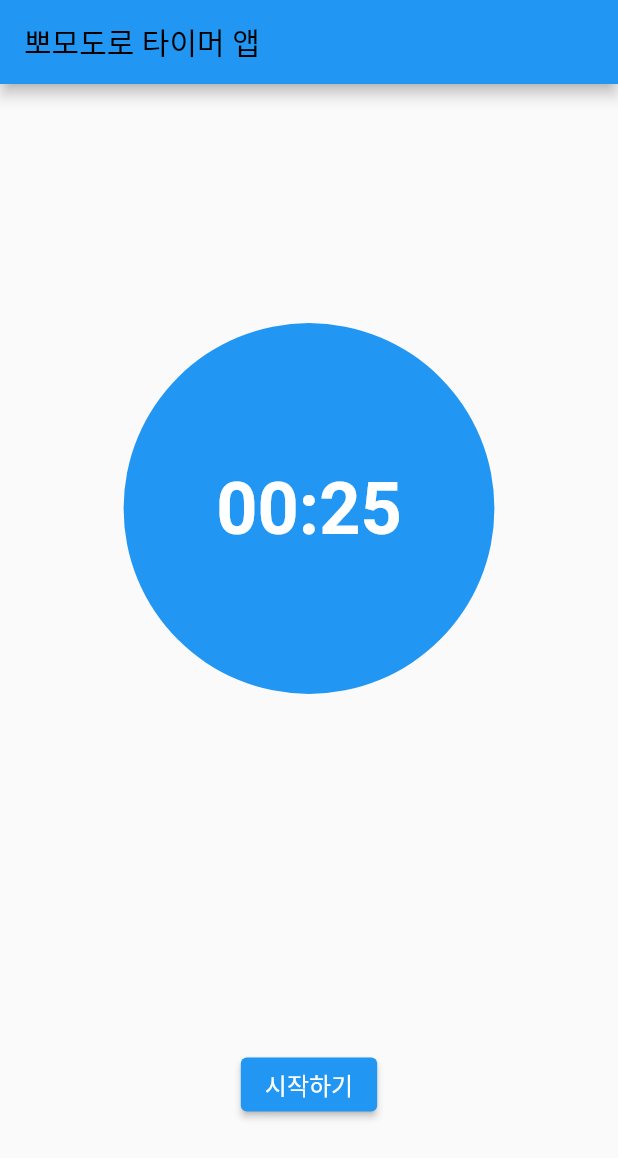
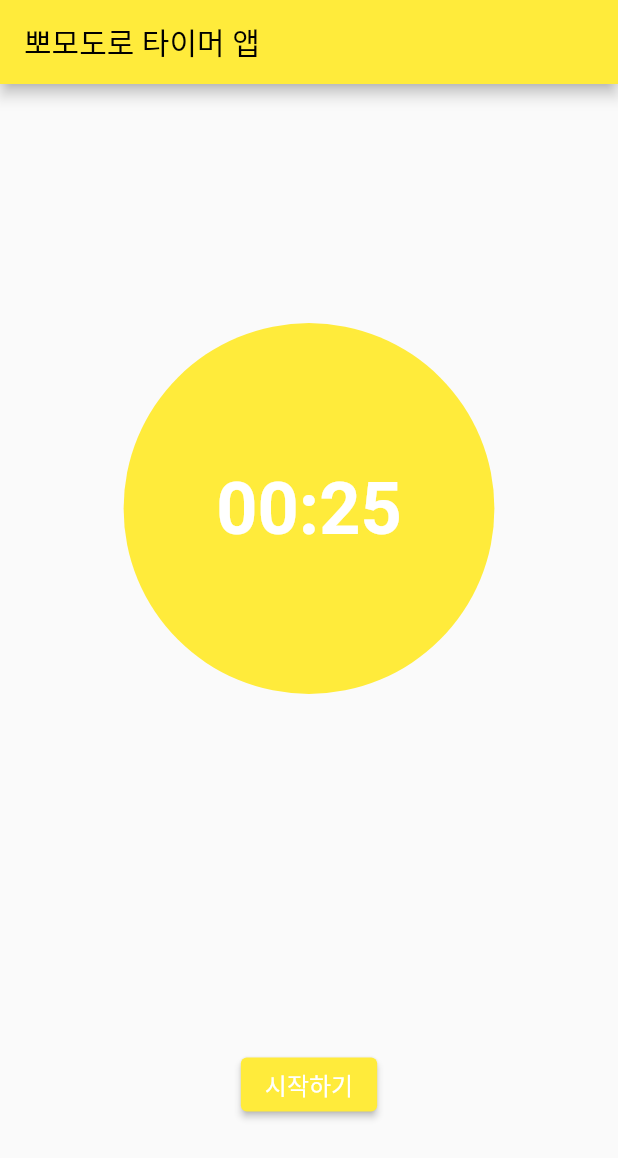
Before and after one commit to imiswest/Flutter_timer, a Flutter app: the screen it shows after launch, on a phone screen of 412 x 824 dp. Shown: the top 1158 px of the screen. Run offline on Flutter 3.47's test engine with Material 2 defaults, Android fonts, the phone set to English and light mode, and no system bars; our stand-ins replace fluttertoast, sprintf.

Commit message:
review 완료

```diff
--- a/lib/main.dart
+++ b/lib/main.dart
@@ -12,7 +12,7 @@ class MyApp extends StatelessWidget {
     return MaterialApp(
       title: 'Flutter Demo',
       theme: ThemeData(
-        primarySwatch: Colors.yellow,
+        primarySwatch: Colors.amber,
       ),
       home: TimerScreen(),
     );
--- a/lib/screens/timer_screen.dart
+++ b/lib/screens/timer_screen.dart
@@ -1,34 +1,26 @@
 import 'dart:async';
 import 'package:flutter/material.dart';
+import 'package:fluttertoast/fluttertoast.dart';
 import 'package:sprintf/sprintf.dart';
-import 'package:fluttertoast/fluttertoast.dart';
 
-///상태란? 화면에 나타나는 변수 중 지속적으로 변하는 데이터
 
-enum TimerStatus {
-  running,
-  paused,
-  stopped,
-  resting
-} //TimerStatus라는 자료형이 가질 수 있는 값들을 정의
+enum TimerStatus {running, paused, stopped, resting}
 
 class TimerScreen extends StatefulWidget {
   _TimerScreenState createState() => _TimerScreenState();
-  // StatefulWidget 클래스 내에서는 createState()라는 메서드 사용. 내부에서 사용할 State를 생성.
-  // createState를 통해 상태를 생성
 }
 
-/// <삼항연산자>  조건 ? 참일때 실행할 문장 : 거짓일때 실행할 문장
-
 class _TimerScreenState extends State<TimerScreen> {
-  //State(플러터 자체 내부 클래스)를 상속하는 클래스
-  ///변수 3개 ; 타이머의 시간 / 타이머의 상태(Status) / 뽀모도로의 개수
   static const WORK_SECONDS = 25;
   static const REST_SECONDS = 5;
 
-  late TimerStatus _timerStatus; //late는 초기값을 설정해야하는 변수의 초기화를 나중에 하겠다는 키워드
+  late TimerStatus _timerStatus;
   late int _timer;
   late int _pomodoroCount;
+
+  String secondsToString(int seconds) {
+    return sprintf('%02d:%02d', [seconds ~/ 60, seconds % 60]);
+  }
 
   @override
   void initState() {
@@ -39,13 +31,8 @@ class _TimerScreenState extends State<TimerScreen> {
     _pomodoroCount = 0;
   }
 
-  String secondsToString(int seconds) {
-    return sprintf('%02d:%02d', [seconds ~/ 60, seconds % 60]);
-  }
-
-  ///이벤트 5개 ; 메서드의 형태로 구현
+  //이벤트 5개
   void run() {
-    //이벤트1
     setState(() {
       _timerStatus = TimerStatus.running;
       print('[=>]' + _timerStatus.toString());
@@ -54,40 +41,36 @@ class _TimerScreenState extends State<TimerScreen> {
   }
 
   void rest() {
-    //이벤트2
     setState(() {
+      _timerStatus = TimerStatus.resting;
       _timer = REST_SECONDS;
-      _timerStatus = TimerStatus.resting;
       print('[=>]' + _timerStatus.toString());
     });
   }
 
   void pause() {
-    //이벤트3
     setState(() {
       _timerStatus = TimerStatus.paused;
-      print("[=>]" + _timerStatus.toString());
+      print('[=>]' + _timerStatus.toString());
     });
   }
 
   void resume() {
-    //이벤트4
     setState(() {
       run();
     });
   }
 
   void stop() {
-    //이벤트5
     setState(() {
+      _timerStatus = TimerStatus.stopped;
       _timer = WORK_SECONDS;
-      _timerStatus = TimerStatus.stopped;
       print('[=>]' + _timerStatus.toString());
     });
   }
 
   void runTimer() async {
-    Timer.periodic(Duration(seconds: 1), (Timer t) {
+    Timer.periodic(Duration(seconds: 1), (Timer t){
       switch (_timerStatus) {
         case TimerStatus.paused:
           t.cancel();
@@ -135,7 +118,6 @@ class _TimerScreenState extends State<TimerScreen> {
         textColor: Colors.white,
         fontSize: 16.0);
   }
-
   @override
   Widget build(BuildContext context) {
     final List<Widget> _runningButtons = [
@@ -145,7 +127,7 @@ class _TimerScreenState extends State<TimerScreen> {
           //일시정지 중? 계속하기 : 일시정지
           style: TextStyle(color: Colors.white, fontSize: 16),
         ),
-        style: ElevatedButton.styleFrom(primary: Colors.blue),
+        style: ElevatedButton.styleFrom(primary: Colors.yellow),
         onPressed: _timerStatus == TimerStatus.paused ? resume : pause,
       ),
       Padding(padding: EdgeInsets.all(20)),
@@ -168,7 +150,7 @@ class _TimerScreenState extends State<TimerScreen> {
         style: ElevatedButton.styleFrom(
           backgroundColor: _timerStatus == TimerStatus.resting
               ? Colors.green
-              : Colors.blue, //휴식중? 녹색 : 파란색
+              : Colors.yellow, //휴식중? 녹색 : 파란색
         ),
         onPressed: run,
       )
@@ -178,7 +160,7 @@ class _TimerScreenState extends State<TimerScreen> {
       appBar: AppBar(
         title: Text('뽀모도로 타이머 앱'),
         backgroundColor:
-            _timerStatus == TimerStatus.resting ? Colors.green : Colors.blue,
+        _timerStatus == TimerStatus.resting ? Colors.green : Colors.yellow,
       ),
       body: Column(
         mainAxisAlignment: MainAxisAlignment.spaceAround,
@@ -200,7 +182,7 @@ class _TimerScreenState extends State<TimerScreen> {
               shape: BoxShape.circle,
               color: _timerStatus == TimerStatus.resting
                   ? Colors.green
-                  : Colors.blue, // 휴식중? 녹색 : 파란색
+                  : Colors.yellow, // 휴식중? 녹색 : 파란색
             ),
           ),
           Row(
@@ -208,11 +190,12 @@ class _TimerScreenState extends State<TimerScreen> {
             children: _timerStatus == TimerStatus.resting //휴식중? 버튼없음 : 버튼 있음
                 ? const []
                 : _timerStatus == TimerStatus.stopped //정지? 정지 중 버튼 : 작업 중 버튼
-                    ? _stoppedButtons
-                    : _runningButtons,
+                ? _stoppedButtons
+                : _runningButtons,
           )
         ],
       ),
     );
   }
+
 }
```
